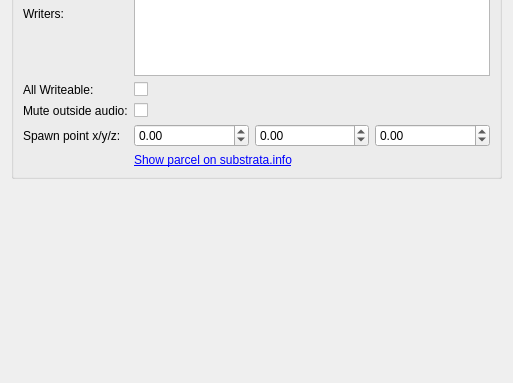
shipilovden/substrata-metasiberia, file gui_client/ParcelEditor.ui: the form before one commit; both pictures show x 0 to 513 and y 447 to 830 of the 513 by 830 pixel window.
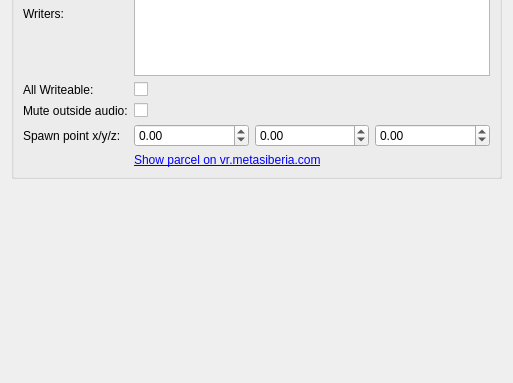
The form after the commit. Custom widgets are drawn as their Qt base class.

The edit to the form file:
```diff
--- a/gui_client/ParcelEditor.ui
+++ b/gui_client/ParcelEditor.ui
@@ -86,7 +86,7 @@
       <item row="13" column="1">
        <widget class="QLabel" name="showOnWebLabel">
         <property name="text">
-         <string>&lt;a href=&quot;#boo&quot;&gt;Show parcel on substrata.info&lt;/a&gt;</string>
+         <string>&lt;a href=&quot;#boo&quot;&gt;Show parcel on vr.metasiberia.com&lt;/a&gt;</string>
         </property>
        </widget>
       </item>
```
